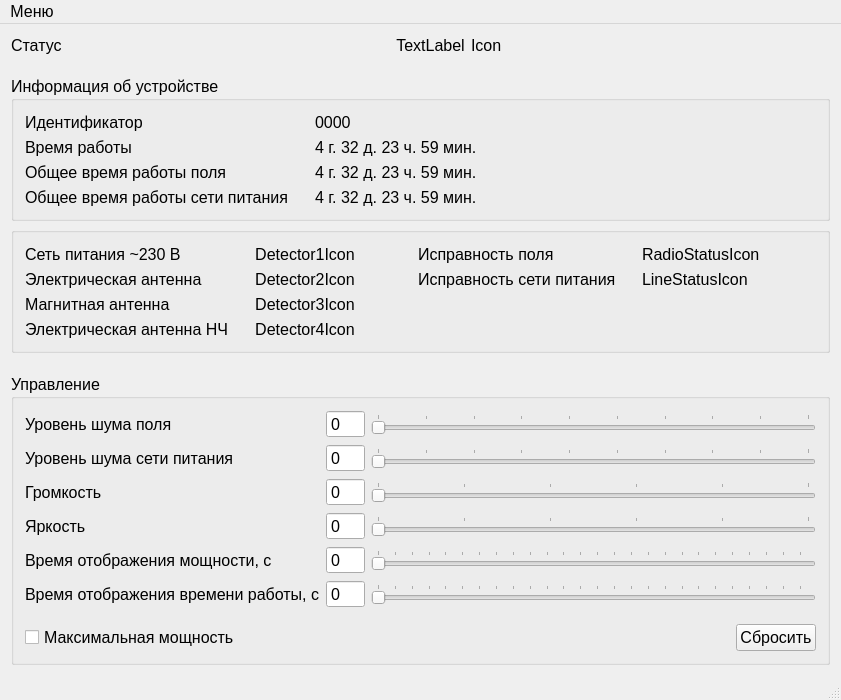
Old version of the form mainwindow.ui in the repository irsural/gnrw_pc_fstec.
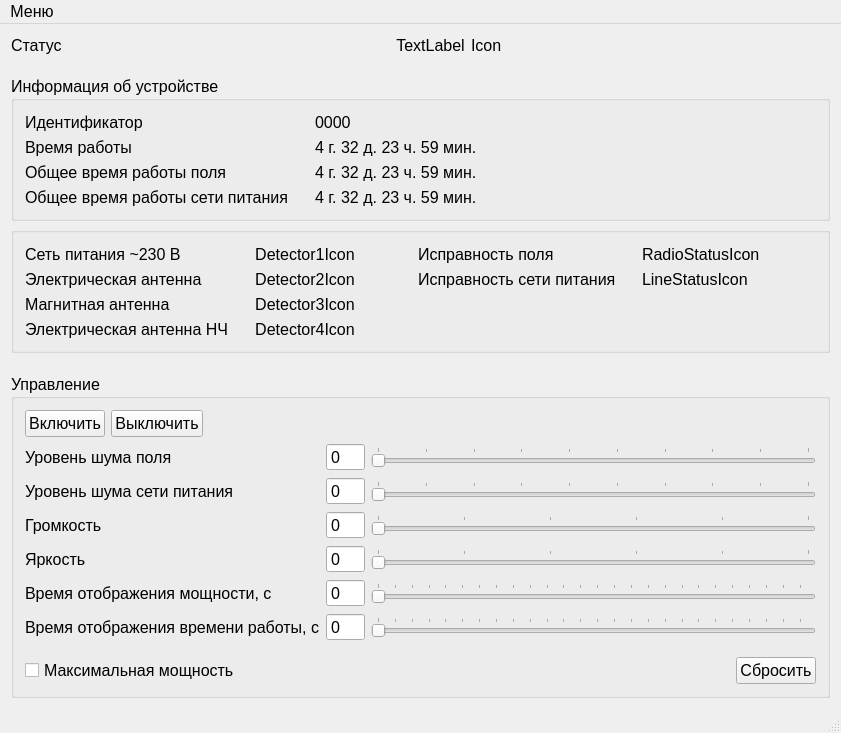
New version of the form.

Commit message: - добавлены кнопки Включить и Выключить (обработка этих кнопок отсутствует) - изменена версия и название программы - скрыты параметры времени отображения

```diff
--- a/mainwindow.ui
+++ b/mainwindow.ui
@@ -377,24 +377,7 @@
       <layout class="QVBoxLayout" name="verticalLayout">
        <item>
         <layout class="QGridLayout" name="gridLayout">
-         <item row="5" column="0">
-          <widget class="QLabel" name="showTimeIntervalLabel">
-           <property name="text">
-            <string>Время отображения времени работы, с</string>
-           </property>
-          </widget>
-         </item>
-         <item row="4" column="1">
-          <widget class="QSpinBox" name="showPowerIntervalSpinBox">
-           <property name="buttonSymbols">
-            <enum>QAbstractSpinBox::NoButtons</enum>
-           </property>
-           <property name="maximum">
-            <number>255</number>
-           </property>
-          </widget>
-         </item>
-         <item row="5" column="1">
+         <item row="6" column="1">
           <widget class="QSpinBox" name="showTimeIntervalSpinBox">
            <property name="buttonSymbols">
             <enum>QAbstractSpinBox::NoButtons</enum>
@@ -404,14 +387,24 @@
            </property>
           </widget>
          </item>
-         <item row="4" column="0">
+         <item row="5" column="0">
           <widget class="QLabel" name="showPowerIntervalLabel">
            <property name="text">
             <string>Время отображения мощности, с</string>
            </property>
           </widget>
          </item>
-         <item row="5" column="2">
+         <item row="5" column="1">
+          <widget class="QSpinBox" name="showPowerIntervalSpinBox">
+           <property name="buttonSymbols">
+            <enum>QAbstractSpinBox::NoButtons</enum>
+           </property>
+           <property name="maximum">
+            <number>255</number>
+           </property>
+          </widget>
+         </item>
+         <item row="6" column="2">
           <widget class="QSlider" name="showTimeIntervalHorizontalSlider">
            <property name="maximum">
             <number>255</number>
@@ -433,7 +426,14 @@
            </property>
           </widget>
          </item>
-         <item row="1" column="2">
+         <item row="6" column="0">
+          <widget class="QLabel" name="showTimeIntervalLabel">
+           <property name="text">
+            <string>Время отображения времени работы, с</string>
+           </property>
+          </widget>
+         </item>
+         <item row="2" column="2">
           <widget class="QSlider" name="linePowerLevelHorizontalSlider">
            <property name="minimumSize">
             <size>
@@ -458,41 +458,50 @@
            </property>
           </widget>
          </item>
-         <item row="0" column="0">
+         <item row="1" column="0">
           <widget class="QLabel" name="label_2">
            <property name="text">
             <string>Уровень шума поля</string>
            </property>
           </widget>
          </item>
-         <item row="1" column="0">
+         <item row="1" column="1">
+          <widget class="QSpinBox" name="etherPowerLevelSpinBox">
+           <property name="buttonSymbols">
+            <enum>QAbstractSpinBox::NoButtons</enum>
+           </property>
+           <property name="maximum">
+            <number>9</number>
+           </property>
+          </widget>
+         </item>
+         <item row="2" column="0">
           <widget class="QLabel" name="label">
            <property name="text">
             <string>Уровень шума сети питания</string>
            </property>
           </widget>
          </item>
-         <item row="0" column="1">
-          <widget class="QSpinBox" name="etherPowerLevelSpinBox">
-           <property name="buttonSymbols">
-            <enum>QAbstractSpinBox::NoButtons</enum>
-           </property>
+         <item row="3" column="2">
+          <widget class="QSlider" name="volumeHorizontalSlider">
            <property name="maximum">
-            <number>9</number>
+            <number>5</number>
            </property>
-          </widget>
-         </item>
-         <item row="1" column="1">
-          <widget class="QSpinBox" name="linePowerLevelSpinBox">
-           <property name="buttonSymbols">
-            <enum>QAbstractSpinBox::NoButtons</enum>
+           <property name="pageStep">
+            <number>1</number>
            </property>
-           <property name="maximum">
-            <number>9</number>
+           <property name="tracking">
+            <bool>false</bool>
            </property>
+           <property name="orientation">
+            <enum>Qt::Horizontal</enum>
+           </property>
+           <property name="tickPosition">
+            <enum>QSlider::TicksAbove</enum>
+           </property>
           </widget>
          </item>
-         <item row="4" column="2">
+         <item row="5" column="2">
           <widget class="QSlider" name="showPowerIntervalHorizontalSlider">
            <property name="maximum">
             <number>255</number>
@@ -514,43 +523,24 @@
            </property>
           </widget>
          </item>
-         <item row="2" column="0">
+         <item row="3" column="1">
+          <widget class="QSpinBox" name="volumeSpinBox">
+           <property name="buttonSymbols">
+            <enum>QAbstractSpinBox::NoButtons</enum>
+           </property>
+           <property name="maximum">
+            <number>5</number>
+           </property>
+          </widget>
+         </item>
+         <item row="3" column="0">
           <widget class="QLabel" name="label_5">
            <property name="text">
             <string>Громкость</string>
            </property>
           </widget>
          </item>
-         <item row="2" column="1">
-          <widget class="QSpinBox" name="volumeSpinBox">
-           <property name="buttonSymbols">
-            <enum>QAbstractSpinBox::NoButtons</enum>
-           </property>
-           <property name="maximum">
-            <number>5</number>
-           </property>
-          </widget>
-         </item>
-         <item row="2" column="2">
-          <widget class="QSlider" name="volumeHorizontalSlider">
-           <property name="maximum">
-            <number>5</number>
-           </property>
-           <property name="pageStep">
-            <number>1</number>
-           </property>
-           <property name="tracking">
-            <bool>false</bool>
-           </property>
-           <property name="orientation">
-            <enum>Qt::Horizontal</enum>
-           </property>
-           <property name="tickPosition">
-            <enum>QSlider::TicksAbove</enum>
-           </property>
-          </widget>
-         </item>
-         <item row="0" column="2">
+         <item row="1" column="2">
           <widget class="QSlider" name="etherPowerLevelHorizontalSlider">
            <property name="minimumSize">
             <size>
@@ -578,24 +568,24 @@
            </property>
           </widget>
          </item>
-         <item row="3" column="0">
+         <item row="2" column="1">
+          <widget class="QSpinBox" name="linePowerLevelSpinBox">
+           <property name="buttonSymbols">
+            <enum>QAbstractSpinBox::NoButtons</enum>
+           </property>
+           <property name="maximum">
+            <number>9</number>
+           </property>
+          </widget>
+         </item>
+         <item row="4" column="0">
           <widget class="QLabel" name="label_6">
            <property name="text">
             <string>Яркость</string>
            </property>
           </widget>
          </item>
-         <item row="3" column="1">
-          <widget class="QSpinBox" name="brightnessSpinBox">
-           <property name="buttonSymbols">
-            <enum>QAbstractSpinBox::NoButtons</enum>
-           </property>
-           <property name="maximum">
-            <number>5</number>
-           </property>
-          </widget>
-         </item>
-         <item row="3" column="2">
+         <item row="4" column="2">
           <widget class="QSlider" name="brightnessHorizontalSlider">
            <property name="maximum">
             <number>5</number>
@@ -614,6 +604,59 @@
            </property>
           </widget>
          </item>
+         <item row="4" column="1">
+          <widget class="QSpinBox" name="brightnessSpinBox">
+           <property name="buttonSymbols">
+            <enum>QAbstractSpinBox::NoButtons</enum>
+           </property>
+           <property name="maximum">
+            <number>5</number>
+           </property>
+          </widget>
+         </item>
+         <item row="0" column="0" colspan="3">
+          <layout class="QHBoxLayout" name="horizontalLayout_3">
+           <item>
+            <widget class="QPushButton" name="onPushButton">
+             <property name="text">
+              <string>Включить</string>
+             </property>
+             <property name="checkable">
+              <bool>true</bool>
+             </property>
+             <property name="checked">
+              <bool>false</bool>
+             </property>
+             <property name="flat">
+              <bool>false</bool>
+             </property>
+            </widget>
+           </item>
+           <item>
+            <widget class="QPushButton" name="offPushButton">
+             <property name="text">
+              <string>Выключить</string>
+             </property>
+             <property name="checkable">
+              <bool>true</bool>
+             </property>
+            </widget>
+           </item>
+           <item>
+            <spacer name="horizontalSpacer_10">
+             <property name="orientation">
+              <enum>Qt::Horizontal</enum>
+             </property>
+             <property name="sizeHint" stdset="0">
+              <size>
+               <width>40</width>
+               <height>20</height>
+              </size>
+             </property>
+            </spacer>
+           </item>
+          </layout>
+         </item>
         </layout>
        </item>
        <item>
```
The commit also changes 2 other files.
